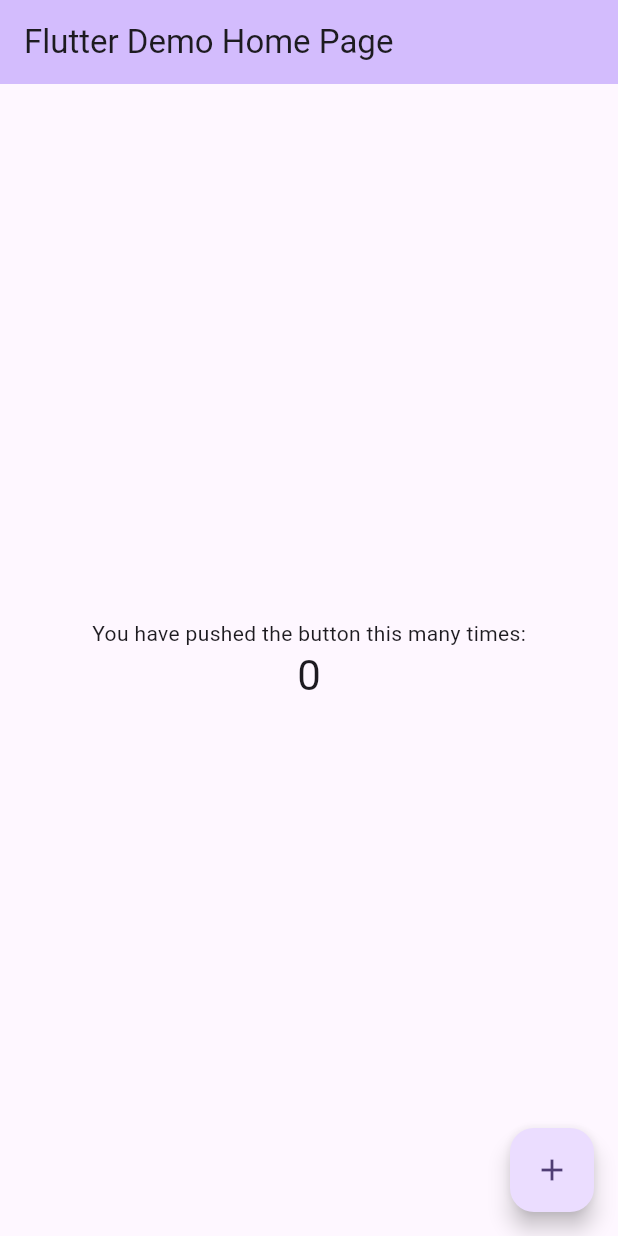
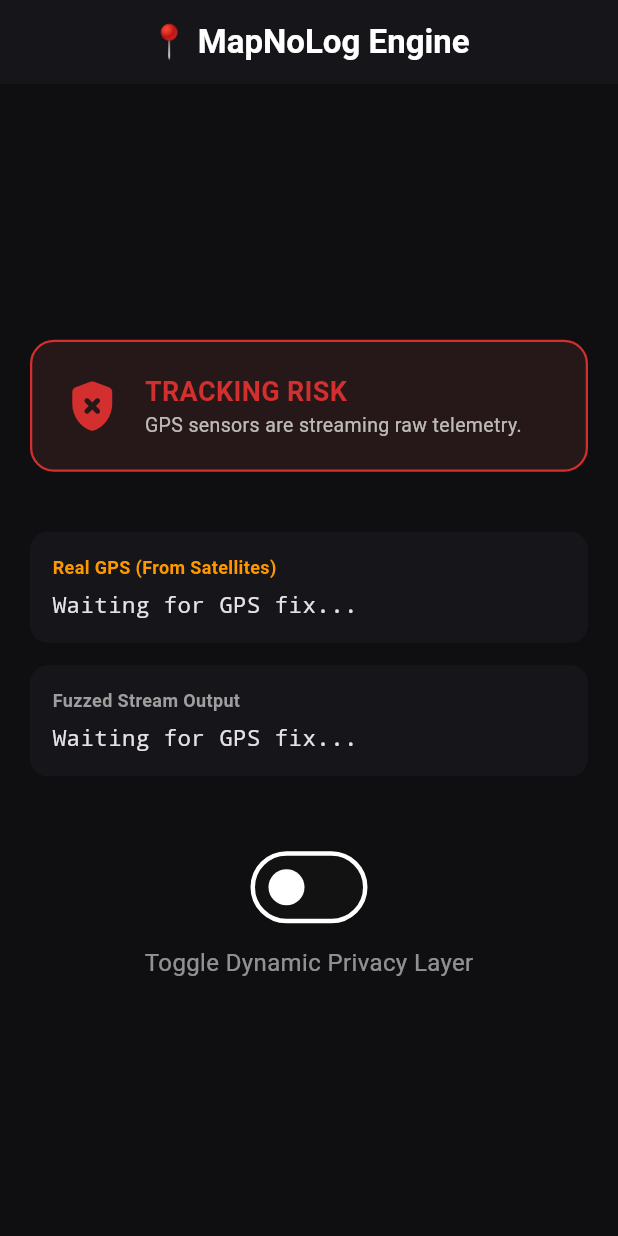
Before and after one commit to Uncle-da-first/your_private_map, a Flutter app: the screen it shows after launch, on a phone screen of 412 x 824 dp. Run offline on Flutter 3.47's test engine with Material 3 defaults, Android fonts, the phone set to English and light mode, and no system bars; our stand-ins replace geolocator; statements that could not run were skipped.

Commit message:
feat: core location fuzzing engine with live GPS stream and dynamic rotation

```diff
--- a/lib/main.dart
+++ b/lib/main.dart
@@ -1,121 +1,259 @@
+import 'dart:async';
 import 'package:flutter/material.dart';
+import 'dart:math' as math;
+import 'package:geolocator/geolocator.dart';
 
 void main() {
-  runApp(const MyApp());
+  runApp(const MapNoLogApp());
 }
 
-class MyApp extends StatelessWidget {
-  const MyApp({super.key});
+class MapNoLogApp extends StatelessWidget {
+  const MapNoLogApp({super.key});
 
-  // This widget is the root of your application.
   @override
   Widget build(BuildContext context) {
     return MaterialApp(
-      title: 'Flutter Demo',
-      theme: ThemeData(
-        // This is the theme of your application.
-        //
-        // TRY THIS: Try running your application with "flutter run". You'll see
-        // the application has a purple toolbar. Then, without quitting the app,
-        // try changing the seedColor in the colorScheme below to Colors.green
-        // and then invoke "hot reload" (save your changes or press the "hot
-        // reload" button in a Flutter-supported IDE, or press "r" if you used
-        // the command line to start the app).
-        //
-        // Notice that the counter didn't reset back to zero; the application
-        // state is not lost during the reload. To reset the state, use hot
-        // restart instead.
-        //
-        // This works for code too, not just values: Most code changes can be
-        // tested with just a hot reload.
-        colorScheme: .fromSeed(seedColor: Colors.deepPurple),
+      title: 'MapNoLog',
+      debugShowCheckedModeBanner: false,
+      theme: ThemeData.dark().copyWith(
+        scaffoldBackgroundColor: const Color(0xFF0F0F11),
+        colorScheme: const ColorScheme.dark(
+          primary: Color(0xFF1D9E75),
+          secondary: Color(0xFF1565C0),
+        ),
       ),
-      home: const MyHomePage(title: 'Flutter Demo Home Page'),
+      home: const MainMixerScreen(),
     );
   }
 }
 
-class MyHomePage extends StatefulWidget {
-  const MyHomePage({super.key, required this.title});
-
-  // This widget is the home page of your application. It is stateful, meaning
-  // that it has a State object (defined below) that contains fields that affect
-  // how it looks.
-
-  // This class is the configuration for the state. It holds the values (in this
-  // case the title) provided by the parent (in this case the App widget) and
-  // used by the build method of the State. Fields in a Widget subclass are
-  // always marked "final".
-
-  final String title;
+class MainMixerScreen extends StatefulWidget {
+  const MainMixerScreen({super.key});
 
   @override
-  State<MyHomePage> createState() => _MyHomePageState();
+  State<MainMixerScreen> createState() => _MainMixerScreenState();
 }
 
-class _MyHomePageState extends State<MyHomePage> {
-  int _counter = 0;
+class _MainMixerScreenState extends State<MainMixerScreen> {
+  bool _isMaskingEnabled = false;
 
-  void _incrementCounter() {
+  double _realLat = 0.0;
+  double _realLon = 0.0;
+  double _outputLat = 0.0;
+  double _outputLon = 0.0;
+
+  double _currentOffsetMeters = 0.0;
+  double _currentBearing = 0.0;
+
+  StreamSubscription<Position>? _gpsStreamSubscription;
+  Timer? _noiseRotationTimer;
+
+  @override
+  void initState() {
+    super.initState();
+    _initGPS();
+  }
+
+  @override
+  void dispose() {
+    _gpsStreamSubscription?.cancel();
+    _noiseRotationTimer?.cancel();
+    super.dispose();
+  }
+
+  Future<void> _initGPS() async {
+    bool serviceEnabled;
+    LocationPermission permission;
+
+    serviceEnabled = await Geolocator.isLocationServiceEnabled();
+    if (!serviceEnabled) return;
+
+    permission = await Geolocator.checkPermission();
+    if (permission == LocationPermission.denied) {
+      permission = await Geolocator.requestPermission();
+      if (permission == LocationPermission.denied) return;
+    }
+
+    if (permission == LocationPermission.deniedForever) return;
+
+    _gpsStreamSubscription = Geolocator.getPositionStream(
+      locationSettings: const LocationSettings(
+        accuracy: LocationAccuracy.high,
+        distanceFilter: 2,
+      ),
+    ).listen((Position position) {
+      setState(() {
+        _realLat = position.latitude;
+        _realLon = position.longitude;
+      });
+      _processCoordinates();
+    });
+  }
+
+  void _generateNewNoiseVector() {
+    final random = math.Random();
+    double minDistance = 300.0;
+    double maxDistance = 800.0;
+
+    _currentOffsetMeters = minDistance + random.nextDouble() * (maxDistance - minDistance);
+    _currentBearing = random.nextDouble() * 2 * math.pi;
+
+    _processCoordinates();
+  }
+
+  void _processCoordinates() {
+    if (!_isMaskingEnabled || _realLat == 0.0) {
+      setState(() {
+        _outputLat = _realLat;
+        _outputLon = _realLon;
+      });
+      return;
+    }
+
+    const double earthRadius = 6378137.0;
+    double deltaLat = (_currentOffsetMeters * math.cos(_currentBearing)) / earthRadius;
+    double deltaLon = (_currentOffsetMeters * math.sin(_currentBearing)) / (earthRadius * math.cos(_realLat * math.pi / 180));
+
     setState(() {
-      // This call to setState tells the Flutter framework that something has
-      // changed in this State, which causes it to rerun the build method below
-      // so that the display can reflect the updated values. If we changed
-      // _counter without calling setState(), then the build method would not be
-      // called again, and so nothing would appear to happen.
-      _counter++;
+      _outputLat = _realLat + (deltaLat * 180 / math.pi);
+      _outputLon = _realLon + (deltaLon * 180 / math.pi);
     });
+  }
+
+  void _toggleMasking(bool value) {
+    _isMaskingEnabled = value;
+
+    if (_isMaskingEnabled) {
+      _generateNewNoiseVector();
+      _noiseRotationTimer = Timer.periodic(const Duration(minutes: 2), (timer) {
+        _generateNewNoiseVector();
+      });
+    } else {
+      _noiseRotationTimer?.cancel();
+      _currentOffsetMeters = 0.0;
+      _processCoordinates();
+    }
   }
 
   @override
   Widget build(BuildContext context) {
-    // This method is rerun every time setState is called, for instance as done
-    // by the _incrementCounter method above.
-    //
-    // The Flutter framework has been optimized to make rerunning build methods
-    // fast, so that you can just rebuild anything that needs updating rather
-    // than having to individually change instances of widgets.
     return Scaffold(
       appBar: AppBar(
-        // TRY THIS: Try changing the color here to a specific color (to
-        // Colors.amber, perhaps?) and trigger a hot reload to see the AppBar
-        // change color while the other colors stay the same.
-        backgroundColor: Theme.of(context).colorScheme.inversePrimary,
-        // Here we take the value from the MyHomePage object that was created by
-        // the App.build method, and use it to set our appbar title.
-        title: Text(widget.title),
+        title: const Text('📍 MapNoLog Engine', style: TextStyle(fontWeight: FontWeight.bold)),
+        centerTitle: true,
+        backgroundColor: const Color(0xFF16161A),
+        elevation: 0,
       ),
-      body: Center(
-        // Center is a layout widget. It takes a single child and positions it
-        // in the middle of the parent.
+      body: Padding(
+        padding: const EdgeInsets.all(20.0),
         child: Column(
-          // Column is also a layout widget. It takes a list of children and
-          // arranges them vertically. By default, it sizes itself to fit its
-          // children horizontally, and tries to be as tall as its parent.
-          //
-          // Column has various properties to control how it sizes itself and
-          // how it positions its children. Here we use mainAxisAlignment to
-          // center the children vertically; the main axis here is the vertical
-          // axis because Columns are vertical (the cross axis would be
-          // horizontal).
-          //
-          // TRY THIS: Invoke "debug painting" (choose the "Toggle Debug Paint"
-          // action in the IDE, or press "p" in the console), to see the
-          // wireframe for each widget.
-          mainAxisAlignment: .center,
+          mainAxisAlignment: MainAxisAlignment.center,
           children: [
-            const Text('You have pushed the button this many times:'),
-            Text(
-              '$_counter',
-              style: Theme.of(context).textTheme.headlineMedium,
+            Container(
+              padding: const EdgeInsets.all(20),
+              decoration: BoxDecoration(
+                color: _isMaskingEnabled ? const Color(0xFF0A2F24) : const Color(0xFF261818),
+                borderRadius: BorderRadius.circular(16),
+                border: Border.all(
+                  color: _isMaskingEnabled ? const Color(0xFF1D9E75) : const Color(0xFFD32F2F),
+                  width: 1.5,
+                ),
+              ),
+              child: Row(
+                children: [
+                  Icon(
+                    _isMaskingEnabled ? Icons.shield_rounded : Icons.gpp_bad_rounded,
+                    color: _isMaskingEnabled ? const Color(0xFF1D9E75) : const Color(0xFFD32F2F),
+                    size: 40,
+                  ),
+                  const SizedBox(width: 15),
+                  Expanded(
+                    child: Column(
+                      crossAxisAlignment: CrossAxisAlignment.start,
+                      children: [
+                        Text(
+                          _isMaskingEnabled ? "PRIVACY ACTIVE" : "TRACKING RISK",
+                          style: TextStyle(
+                            fontSize: 18,
+                            fontWeight: FontWeight.bold,
+                            color: _isMaskingEnabled ? const Color(0xFF1D9E75) : const Color(0xFFD32F2F)
+                          ),
+                        ),
+                        Text(
+                          _isMaskingEnabled
+                              ? "Vector updates every 2 min. Streaming fuzzed data."
+                              : "GPS sensors are streaming raw telemetry.",
+                          style: const TextStyle(fontSize: 13, color: Colors.white70),
+                        ),
+                      ],
+                    ),
+                  ),
+                ],
+              ),
+            ),
+            const SizedBox(height: 40),
+
+            _buildCoordinateTile(
+              "Real GPS (From Satellites)",
+              _realLat,
+              _realLon,
+              _realLat == 0.0 ? Colors.orange : Colors.grey
+            ),
+            const SizedBox(height: 15),
+            _buildCoordinateTile(
+              "Fuzzed Stream Output",
+              _outputLat,
+              _outputLon,
+              _isMaskingEnabled ? const Color(0xFF1D9E75) : Colors.grey
+            ),
+
+            if (_isMaskingEnabled) ...[
+              const SizedBox(height: 10),
+              Text(
+                "Current Vector: ~${_currentOffsetMeters.toStringAsFixed(1)}m at ${(_currentBearing * 180 / math.pi).toStringAsFixed(0)}°",
+                style: const TextStyle(color: Color(0xFF1D9E75), fontWeight: FontWeight.w500),
+              ),
+            ],
+
+            const SizedBox(height: 50),
+
+            Transform.scale(
+              scale: 1.5,
+              child: Switch(
+                value: _isMaskingEnabled,
+                activeColor: const Color(0xFF1D9E75),
+                onChanged: _toggleMasking,
+              ),
+            ),
+            const SizedBox(height: 15),
+            const Text(
+              "Toggle Dynamic Privacy Layer",
+              style: TextStyle(fontSize: 16, color: Colors.white54),
             ),
           ],
         ),
       ),
-      floatingActionButton: FloatingActionButton(
-        onPressed: _incrementCounter,
-        tooltip: 'Increment',
-        child: const Icon(Icons.add),
+    );
+  }
+
+  Widget _buildCoordinateTile(String title, double lat, double lon, Color color) {
+    return Container(
+      width: double.infinity,
+      padding: const EdgeInsets.all(15),
+      decoration: BoxDecoration(
+        color: const Color(0xFF16161A),
+        borderRadius: BorderRadius.circular(12),
+      ),
+      child: Column(
+        crossAxisAlignment: CrossAxisAlignment.start,
+        children: [
+          Text(title, style: TextStyle(fontSize: 12, color: color, fontWeight: FontWeight.bold)),
+          const SizedBox(height: 6),
+          Text(
+            lat == 0.0 ? "Waiting for GPS fix..." : "Lat: ${lat.toStringAsFixed(6)} | Lon: ${lon.toStringAsFixed(6)}",
+            style: const TextStyle(fontSize: 15, fontFamily: 'monospace', fontWeight: FontWeight.w500),
+          ),
+        ],
       ),
     );
   }
--- a/pubspec.yaml
+++ b/pubspec.yaml
@@ -34,6 +34,7 @@ dependencies:
   # The following adds the Cupertino Icons font to your application.
   # Use with the CupertinoIcons class for iOS style icons.
   cupertino_icons: ^1.0.8
+  geolocator: ^13.0.2
 
 dev_dependencies:
   flutter_test:
```
Also changed, not shown: pubspec.lock, 5 other files.
